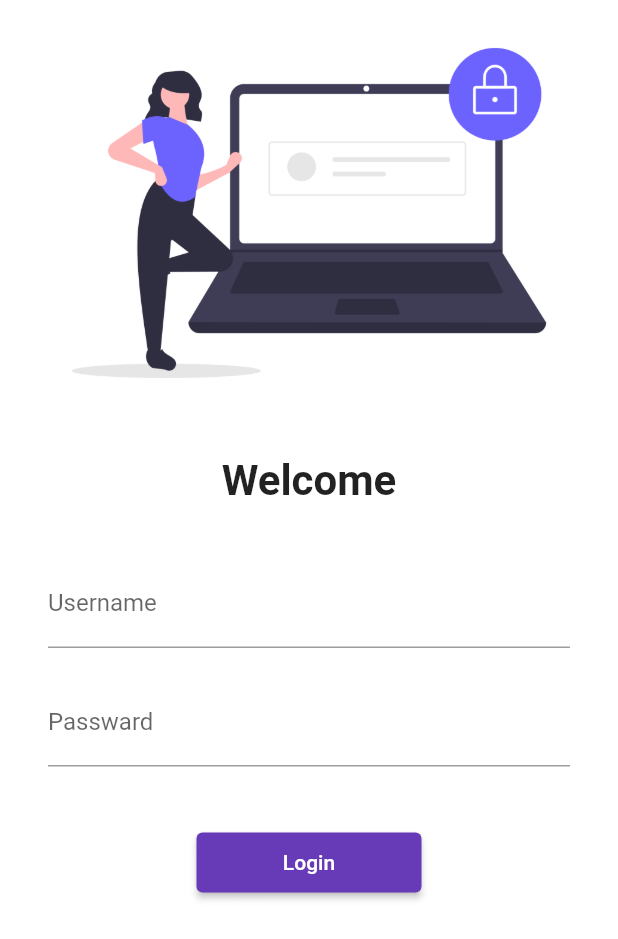
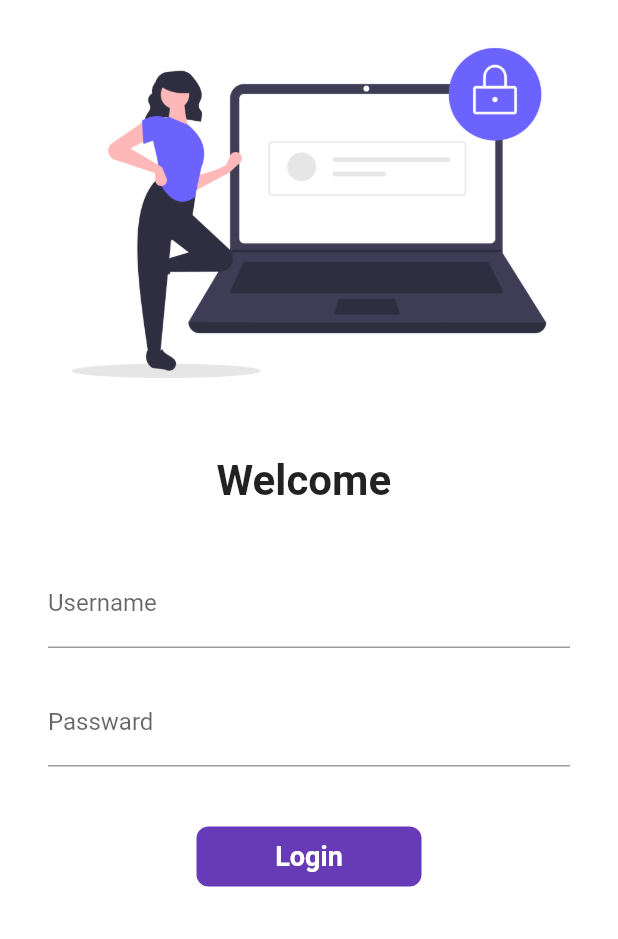
Before and after one commit to vishalm029/CatalogueApp, a Flutter app: the screen it shows after launch, on a phone screen of 412 x 824 dp. Shown: the top 939 px of the screen. Run offline on Flutter 3.47's test engine with Material 2 defaults, Android fonts, the phone set to English and light mode, and no system bars; our stand-ins replace google_fonts.

Commit message:
commit 4

```diff
--- a/lib/screens/login_page.dart
+++ b/lib/screens/login_page.dart
@@ -1,8 +1,16 @@
 import 'package:cataloug_app/utility/routes.dart';
 import 'package:flutter/material.dart';
-class LoginPage extends StatelessWidget {
+class LoginPage extends StatefulWidget {
   const LoginPage({super.key});
 
+  @override
+  State<LoginPage> createState() => _LoginPageState();
+}
+//underscore lagane se public se private me ban jata h koi bhi class
+
+class _LoginPageState extends State<LoginPage> {
+  String name="";
+  bool changeButton=false;
   @override
   Widget build(BuildContext context) {
     return Material(
@@ -19,7 +27,7 @@ class LoginPage extends StatelessWidget {
             height: 20.0,
             ),
           Text(
-            "Welcome",
+            "Welcome $name",
             style: TextStyle(
               fontSize: 28,
               fontWeight: FontWeight.bold,
@@ -39,10 +47,13 @@ class LoginPage extends StatelessWidget {
                   hintText:"Enter Username",
 
                   labelText: "Username",
+                ),
+                onChanged: (value){
+                  name=value;
+                  setState(() {
 
-
-
-                ),
+                  });
+                },
                 ),
                 SizedBox(
             height: 20.0,
@@ -59,17 +70,50 @@ class LoginPage extends StatelessWidget {
             SizedBox(
             height: 40.0,
             ),
-            //Login Button
-            ElevatedButton(onPressed: (){
-              //print("You are Logged in Successfully");
-              Navigator.pushNamed(context, MyRoutes.homeRoute);//jab login pe click karenge to home pe aa jayenge
-            },
-            child: Text("Login"),
-            style: TextButton.styleFrom(
-              minimumSize: Size(150, 40)
+//To make any widget as clickable we use to wrap it with "Jester"(no feedback) or "inkwell"(more effective splash colors)
+            InkWell(
+              onTap: () async{
+                setState(() {
+                  changeButton=true;
+                });
+                //to wait for icon
+                await Future.delayed(Duration(seconds: 1));
+                //Navigator.pushNamed(context, MyRoutes.homeRoute);
+
+              },
+              //for animation make container to animation container
+              child: AnimatedContainer(
+                duration:Duration(seconds: 1),
+                width: changeButton ? 60 : 150,
+                height: 40,
+                //color: Colors.deepPurple,
+                alignment: Alignment.center,
+                child:changeButton?Icon(Icons.done,color:Colors.white,)
+                :Text(
+                  "Login",
+                  style:TextStyle(
+                    color: Colors.white,fontWeight: FontWeight.bold,fontSize: 18),
+                ),
+                decoration: BoxDecoration(
+                  color:Colors.deepPurple,
+                 // shape: changeButton?BoxShape.circle:BoxShape.rectangle,
+                  borderRadius: BorderRadius.circular(changeButton ? 50:8)
+                ),
+              ),
+            )
 
 
-            ),)
+            //Login Button
+            // ElevatedButton(onPressed: (){
+            //   //print("You are Logged in Successfully");
+            //   Navigator.pushNamed(context, MyRoutes.homeRoute);//jab login pe click karenge to home pe aa jayenge
+            // },
+            // child: Text("Login"),
+            // style: TextButton.styleFrom(
+            //   minimumSize: Size(150, 40)
+
+
+            // ),)
               ],
              ),
            )
```
